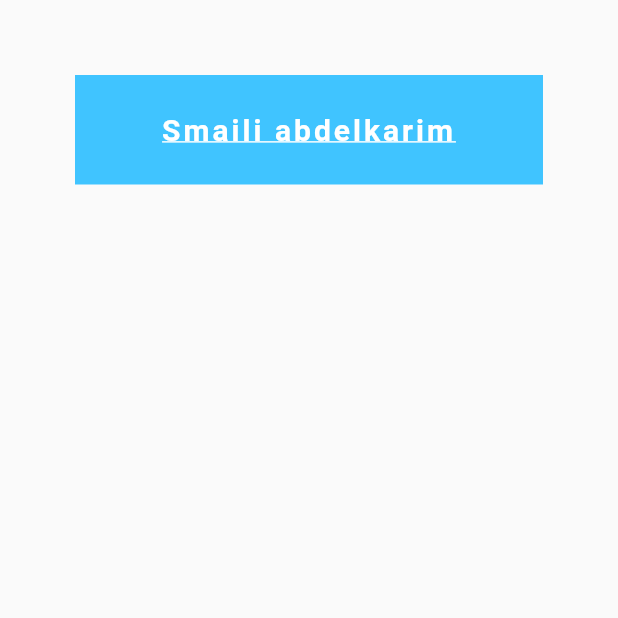
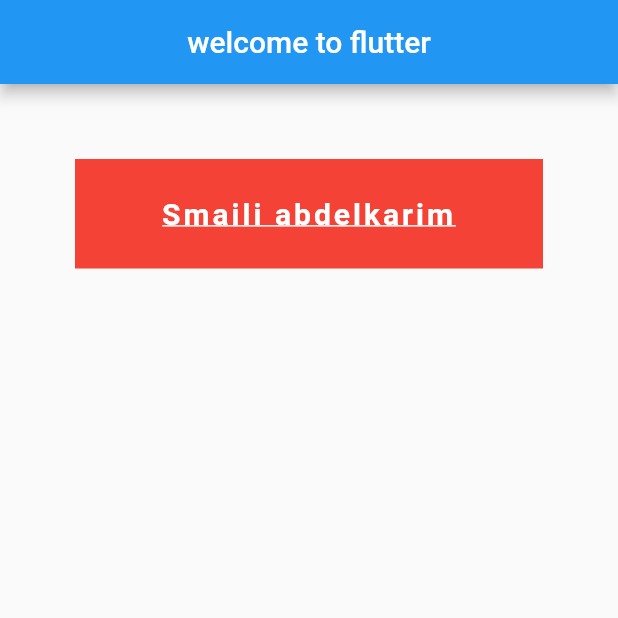
Before and after one commit to smailiAbdelkarim/Flutter-Learning, a Flutter app: the screen it shows after launch, on a phone screen of 412 x 824 dp, the top half of it. Run offline on Flutter 3.47's test engine with Material 2 defaults, Android fonts, the phone set to English and light mode, and no system bars.

Commit message:
add app bar with default theme

```diff
--- a/expanded_column/lib/main.dart
+++ b/expanded_column/lib/main.dart
@@ -18,8 +18,12 @@ class HomeScreen extends StatelessWidget{
   @override
   Widget build(BuildContext context) {
      return Scaffold(
+       appBar: AppBar(
+         title:Text("welcome to flutter") ,
+         centerTitle: true,
+       ),
        body : Container(
-         color: Colors.lightBlueAccent,  // background color of my container
+         color: Colors.red,  // background color of my container
          margin: EdgeInsets.all(50),  // take 50 from all directions
          padding: EdgeInsets.all(25),  // simple padding
          width: 400,
```
